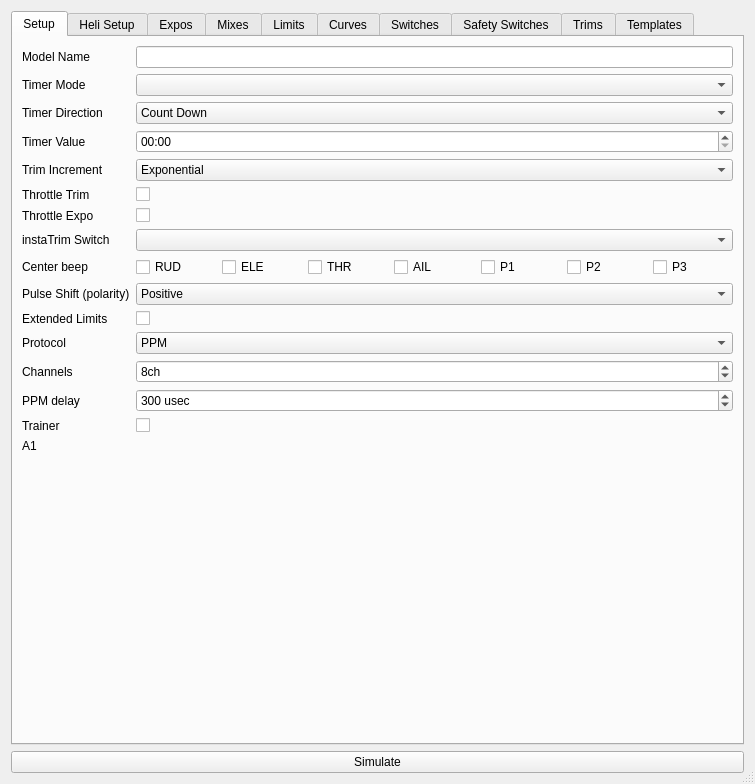
Above: src/modeledit.ui from roberto1903/companion9x before the change. Below: the same form after it.
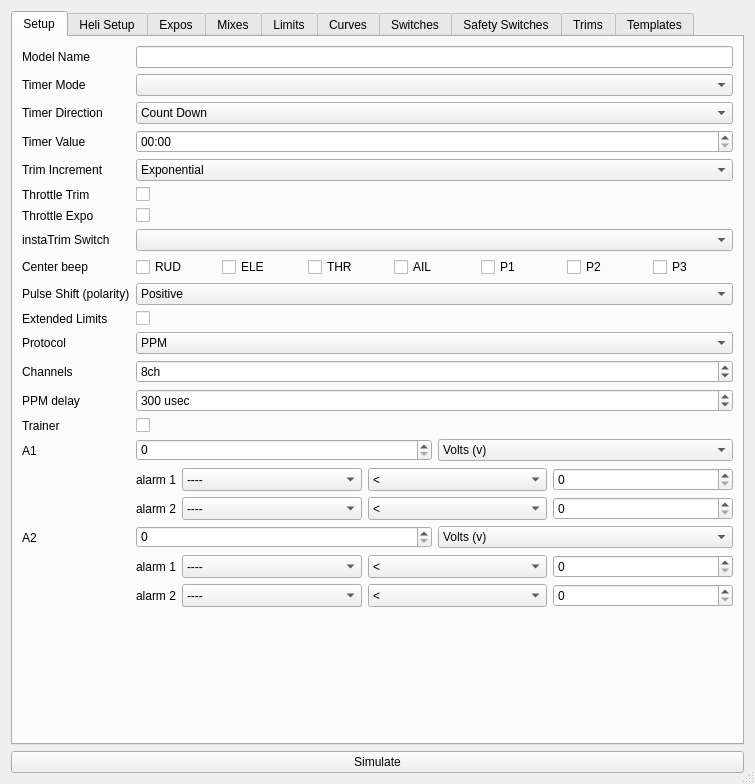
That is the form after the change. Icons and pictures are not drawn.

Commit message: Telemetry re-enabled

Diff of the .ui file:
```diff
--- a/src/modeledit.ui
+++ b/src/modeledit.ui
@@ -377,6 +377,476 @@
          </property>
         </widget>
        </item>
+       <item row="15" column="1">
+        <layout class="QGridLayout" name="gridLayout_201">
+         <property name="topMargin">
+          <number>0</number>
+         </property>
+         <item row="0" column="0">
+          <widget class="QSpinBox" name="a1RatioSB">
+           <property name="enabled">
+            <bool>true</bool>
+           </property>
+           <property name="suffix">
+            <string/>
+           </property>
+           <property name="minimum">
+            <number>0</number>
+           </property>
+           <property name="maximum">
+            <number>256</number>
+           </property>
+           <property name="singleStep">
+            <number>1</number>
+           </property>
+           <property name="value">
+            <number>0</number>
+           </property>
+          </widget>
+         </item>
+         <item row="0" column="1">
+          <widget class="QComboBox" name="a1UnitCB">
+           <item>
+            <property name="text">
+             <string>Volts (v)</string>
+            </property>
+           </item>
+           <item>
+            <property name="text">
+             <string>Raw (-)</string>
+            </property>
+           </item>
+          </widget>
+         </item>
+        </layout>
+       </item>
+       <item row="16" column="1">
+        <layout class="QGridLayout" name="gridLayout_22">
+         <item row="0" column="3">
+          <widget class="QSpinBox" name="a11ValueSB">
+           <property name="enabled">
+            <bool>true</bool>
+           </property>
+           <property name="sizePolicy">
+            <sizepolicy hsizetype="Preferred" vsizetype="Preferred">
+             <horstretch>0</horstretch>
+             <verstretch>0</verstretch>
+            </sizepolicy>
+           </property>
+           <property name="suffix">
+            <string/>
+           </property>
+           <property name="minimum">
+            <number>0</number>
+           </property>
+           <property name="maximum">
+            <number>256</number>
+           </property>
+           <property name="singleStep">
+            <number>1</number>
+           </property>
+           <property name="value">
+            <number>0</number>
+           </property>
+          </widget>
+         </item>
+         <item row="0" column="1">
+          <widget class="QComboBox" name="a11LevelCB">
+           <property name="sizePolicy">
+            <sizepolicy hsizetype="Preferred" vsizetype="Preferred">
+             <horstretch>0</horstretch>
+             <verstretch>0</verstretch>
+            </sizepolicy>
+           </property>
+           <item>
+            <property name="text">
+             <string>----</string>
+            </property>
+           </item>
+           <item>
+            <property name="text">
+             <string>Yellow</string>
+            </property>
+           </item>
+           <item>
+            <property name="text">
+             <string>Orange</string>
+            </property>
+           </item>
+           <item>
+            <property name="text">
+             <string>Red</string>
+            </property>
+           </item>
+          </widget>
+         </item>
+         <item row="0" column="0">
+          <widget class="QLabel" name="label_912">
+           <property name="sizePolicy">
+            <sizepolicy hsizetype="Fixed" vsizetype="Preferred">
+             <horstretch>0</horstretch>
+             <verstretch>0</verstretch>
+            </sizepolicy>
+           </property>
+           <property name="text">
+            <string>alarm 1</string>
+           </property>
+          </widget>
+         </item>
+         <item row="0" column="2">
+          <widget class="QComboBox" name="a11GreaterCB">
+           <property name="sizePolicy">
+            <sizepolicy hsizetype="Preferred" vsizetype="Preferred">
+             <horstretch>0</horstretch>
+             <verstretch>0</verstretch>
+            </sizepolicy>
+           </property>
+           <item>
+            <property name="text">
+             <string>&lt;</string>
+            </property>
+           </item>
+           <item>
+            <property name="text">
+             <string>&gt;</string>
+            </property>
+           </item>
+          </widget>
+         </item>
+        </layout>
+       </item>
+       <item row="18" column="0">
+        <widget class="QLabel" name="label_110">
+         <property name="text">
+          <string>A2</string>
+         </property>
+        </widget>
+       </item>
+       <item row="18" column="1">
+        <layout class="QGridLayout" name="gridLayout_21">
+         <item row="0" column="0">
+          <widget class="QSpinBox" name="a2RatioSB">
+           <property name="enabled">
+            <bool>true</bool>
+           </property>
+           <property name="suffix">
+            <string/>
+           </property>
+           <property name="minimum">
+            <number>0</number>
+           </property>
+           <property name="maximum">
+            <number>256</number>
+           </property>
+           <property name="singleStep">
+            <number>1</number>
+           </property>
+           <property name="value">
+            <number>0</number>
+           </property>
+          </widget>
+         </item>
+         <item row="0" column="1">
+          <widget class="QComboBox" name="a2UnitCB">
+           <item>
+            <property name="text">
+             <string>Volts (v)</string>
+            </property>
+           </item>
+           <item>
+            <property name="text">
+             <string>Raw (-)</string>
+            </property>
+           </item>
+          </widget>
+         </item>
+        </layout>
+       </item>
+       <item row="17" column="1">
+        <layout class="QGridLayout" name="gridLayout_24">
+         <item row="0" column="3">
+          <widget class="QSpinBox" name="a12ValueSB">
+           <property name="enabled">
+            <bool>true</bool>
+           </property>
+           <property name="sizePolicy">
+            <sizepolicy hsizetype="Minimum" vsizetype="Preferred">
+             <horstretch>0</horstretch>
+             <verstretch>0</verstretch>
+            </sizepolicy>
+           </property>
+           <property name="suffix">
+            <string/>
+           </property>
+           <property name="minimum">
+            <number>0</number>
+           </property>
+           <property name="maximum">
+            <number>256</number>
+           </property>
+           <property name="singleStep">
+            <number>1</number>
+           </property>
+           <property name="value">
+            <number>0</number>
+           </property>
+          </widget>
+         </item>
+         <item row="0" column="1">
+          <widget class="QComboBox" name="a12LevelCB">
+           <property name="sizePolicy">
+            <sizepolicy hsizetype="Preferred" vsizetype="Preferred">
+             <horstretch>0</horstretch>
+             <verstretch>0</verstretch>
+            </sizepolicy>
+           </property>
+           <item>
+            <property name="text">
+             <string>----</string>
+            </property>
+           </item>
+           <item>
+            <property name="text">
+             <string>Yellow</string>
+            </property>
+           </item>
+           <item>
+            <property name="text">
+             <string>Orange</string>
+            </property>
+           </item>
+           <item>
+            <property name="text">
+             <string>Red</string>
+            </property>
+           </item>
+          </widget>
+         </item>
+         <item row="0" column="0">
+          <widget class="QLabel" name="label_914">
+           <property name="sizePolicy">
+            <sizepolicy hsizetype="Fixed" vsizetype="Preferred">
+             <horstretch>0</horstretch>
+             <verstretch>0</verstretch>
+            </sizepolicy>
+           </property>
+           <property name="text">
+            <string>alarm 2</string>
+           </property>
+          </widget>
+         </item>
+         <item row="0" column="2">
+          <widget class="QComboBox" name="a12GreaterCB">
+           <property name="sizePolicy">
+            <sizepolicy hsizetype="Preferred" vsizetype="Preferred">
+             <horstretch>0</horstretch>
+             <verstretch>0</verstretch>
+            </sizepolicy>
+           </property>
+           <item>
+            <property name="text">
+             <string>&lt;</string>
+            </property>
+           </item>
+           <item>
+            <property name="text">
+             <string>&gt;</string>
+            </property>
+           </item>
+          </widget>
+         </item>
+        </layout>
+       </item>
+       <item row="20" column="1">
+        <layout class="QGridLayout" name="gridLayout_48">
+         <item row="0" column="3">
+          <widget class="QSpinBox" name="a22ValueSB">
+           <property name="enabled">
+            <bool>true</bool>
+           </property>
+           <property name="sizePolicy">
+            <sizepolicy hsizetype="Minimum" vsizetype="Preferred">
+             <horstretch>0</horstretch>
+             <verstretch>0</verstretch>
+            </sizepolicy>
+           </property>
+           <property name="suffix">
+            <string/>
+           </property>
+           <property name="minimum">
+            <number>0</number>
+           </property>
+           <property name="maximum">
+            <number>256</number>
+           </property>
+           <property name="singleStep">
+            <number>1</number>
+           </property>
+           <property name="value">
+            <number>0</number>
+           </property>
+          </widget>
+         </item>
+         <item row="0" column="1">
+          <widget class="QComboBox" name="a22LevelCB">
+           <property name="sizePolicy">
+            <sizepolicy hsizetype="Preferred" vsizetype="Preferred">
+             <horstretch>0</horstretch>
+             <verstretch>0</verstretch>
+            </sizepolicy>
+           </property>
+           <item>
+            <property name="text">
+             <string>----</string>
+            </property>
+           </item>
+           <item>
+            <property name="text">
+             <string>Yellow</string>
+            </property>
+           </item>
+           <item>
+            <property name="text">
+             <string>Orange</string>
+            </property>
+           </item>
+           <item>
+            <property name="text">
+             <string>Red</string>
+            </property>
+           </item>
+          </widget>
+         </item>
+         <item row="0" column="0">
+          <widget class="QLabel" name="label_918">
+           <property name="sizePolicy">
+            <sizepolicy hsizetype="Fixed" vsizetype="Preferred">
+             <horstretch>0</horstretch>
+             <verstretch>0</verstretch>
+            </sizepolicy>
+           </property>
+           <property name="text">
+            <string>alarm 2</string>
+           </property>
+          </widget>
+         </item>
+         <item row="0" column="2">
+          <widget class="QComboBox" name="a22GreaterCB">
+           <property name="sizePolicy">
+            <sizepolicy hsizetype="Preferred" vsizetype="Preferred">
+             <horstretch>0</horstretch>
+             <verstretch>0</verstretch>
+            </sizepolicy>
+           </property>
+           <item>
+            <property name="text">
+             <string>&lt;</string>
+            </property>
+           </item>
+           <item>
+            <property name="text">
+             <string>&gt;</string>
+            </property>
+           </item>
+          </widget>
+         </item>
+        </layout>
+       </item>
+       <item row="19" column="1">
+        <layout class="QGridLayout" name="gridLayout_49">
+         <item row="0" column="3">
+          <widget class="QSpinBox" name="a21ValueSB">
+           <property name="enabled">
+            <bool>true</bool>
+           </property>
+           <property name="sizePolicy">
+            <sizepolicy hsizetype="Minimum" vsizetype="Preferred">
+             <horstretch>0</horstretch>
+             <verstretch>0</verstretch>
+            </sizepolicy>
+           </property>
+           <property name="suffix">
+            <string/>
+           </property>
+           <property name="minimum">
+            <number>0</number>
+           </property>
+           <property name="maximum">
+            <number>256</number>
+           </property>
+           <property name="singleStep">
+            <number>1</number>
+           </property>
+           <property name="value">
+            <number>0</number>
+           </property>
+          </widget>
+         </item>
+         <item row="0" column="1">
+          <widget class="QComboBox" name="a21LevelCB">
+           <property name="sizePolicy">
+            <sizepolicy hsizetype="Preferred" vsizetype="Preferred">
+             <horstretch>0</horstretch>
+             <verstretch>0</verstretch>
+            </sizepolicy>
+           </property>
+           <item>
+            <property name="text">
+             <string>----</string>
+            </property>
+           </item>
+           <item>
+            <property name="text">
+             <string>Yellow</string>
+            </property>
+           </item>
+           <item>
+            <property name="text">
+             <string>Orange</string>
+            </property>
+           </item>
+           <item>
+            <property name="text">
+             <string>Red</string>
+            </property>
+           </item>
+          </widget>
+         </item>
+         <item row="0" column="0">
+          <widget class="QLabel" name="label_919">
+           <property name="sizePolicy">
+            <sizepolicy hsizetype="Fixed" vsizetype="Preferred">
+             <horstretch>0</horstretch>
+             <verstretch>0</verstretch>
+            </sizepolicy>
+           </property>
+           <property name="text">
+            <string>alarm 1</string>
+           </property>
+          </widget>
+         </item>
+         <item row="0" column="2">
+          <widget class="QComboBox" name="a21GreaterCB">
+           <property name="sizePolicy">
+            <sizepolicy hsizetype="Preferred" vsizetype="Preferred">
+             <horstretch>0</horstretch>
+             <verstretch>0</verstretch>
+            </sizepolicy>
+           </property>
+           <item>
+            <property name="text">
+             <string>&lt;</string>
+            </property>
+           </item>
+           <item>
+            <property name="text">
+             <string>&gt;</string>
+            </property>
+           </item>
+          </widget>
+         </item>
+        </layout>
+       </item>
       </layout>
      </widget>
      <widget class="QWidget" name="tabHeli">
```
The commit also changes 1 other file.
